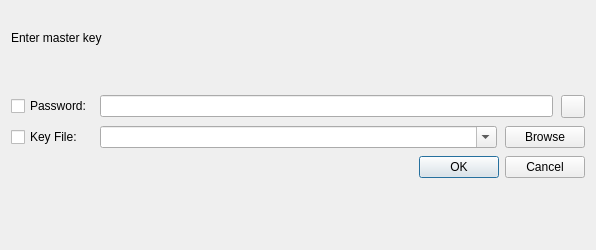
First picture: the form in src/gui/DatabaseOpenWidget.ui, repository keepassxreboot/keepassxc, before the edit.
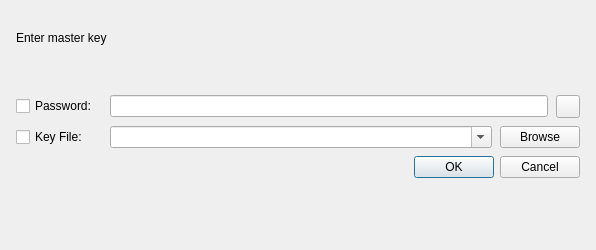
Second picture: the form after the edit. Custom widgets are drawn as their Qt base class.

Commit message: Fix DatabaseOpenWidget alignment on Mac OS X

What changed in the file:
```diff
--- a/src/gui/DatabaseOpenWidget.ui
+++ b/src/gui/DatabaseOpenWidget.ui
@@ -10,7 +10,7 @@
     <height>250</height>
    </rect>
   </property>
-  <layout class="QVBoxLayout" name="verticalLayout" stretch="1,0,0,1,0,0,3">
+  <layout class="QVBoxLayout" name="verticalLayout" stretch="1,0,1,0,0,3">
    <property name="spacing">
     <number>8</number>
    </property>
@@ -28,6 +28,14 @@
     </spacer>
    </item>
    <item>
+    <layout class="QVBoxLayout" name="labelLayout">
+     <property name="leftMargin">
+      <number>5</number>
+     </property>
+     <property name="rightMargin">
+      <number>5</number>
+     </property>
+     <item>
     <widget class="QLabel" name="labelHeadline">
      <property name="text">
       <string>Enter master key</string>
@@ -37,6 +45,8 @@
    <item>
     <widget class="QLabel" name="labelFilename"/>
    </item>
+    </layout>
+   </item>
    <item>
     <spacer name="verticalSpacer_3">
      <property name="orientation">
@@ -52,17 +62,20 @@
    </item>
    <item>
     <layout class="QGridLayout" name="gridLayout">
+     <property name="leftMargin">
+      <number>5</number>
+     </property>
      <property name="verticalSpacing">
       <number>8</number>
      </property>
-     <item row="1" column="0">
+     <item row="1" column="0" alignment="Qt::AlignVCenter">
       <widget class="QCheckBox" name="checkKeyFile">
        <property name="text">
         <string>Key File:</string>
        </property>
       </widget>
      </item>
-     <item row="0" column="0">
+     <item row="0" column="0" alignment="Qt::AlignVCenter">
       <widget class="QCheckBox" name="checkPassword">
        <property name="text">
         <string>Password:</string>
@@ -70,9 +83,18 @@
       </widget>
      </item>
      <item row="1" column="1">
-      <layout class="QHBoxLayout" name="horizontalLayout_2">
+      <layout class="QHBoxLayout" name="keyFileLayout">
+       <property name="leftMargin">
+        <number>5</number>
+       </property>
+       <property name="rightMargin">
+        <number>5</number>
+       </property>
        <item>
         <widget class="QComboBox" name="comboKeyFile">
+         <property name="enabled">
+          <bool>true</bool>
+         </property>
          <property name="sizePolicy">
           <sizepolicy hsizetype="Expanding" vsizetype="Fixed">
            <horstretch>0</horstretch>
@@ -94,7 +116,13 @@
       </layout>
      </item>
      <item row="0" column="1">
-      <layout class="QHBoxLayout" name="horizontalLayout">
+      <layout class="QHBoxLayout" name="passwordLayout">
+       <property name="leftMargin">
+        <number>5</number>
+       </property>
+       <property name="rightMargin">
+        <number>5</number>
+       </property>
        <item>
         <widget class="PasswordEdit" name="editPassword">
          <property name="echoMode">
@@ -114,15 +142,22 @@
     </layout>
    </item>
    <item>
+    <layout class="QHBoxLayout" name="dialogButtonsLayout">
+     <property name="leftMargin">
+      <number>5</number>
+     </property>
+     <property name="rightMargin">
+      <number>5</number>
+     </property>
+     <item alignment="Qt::AlignRight">
     <widget class="QDialogButtonBox" name="buttonBox">
-     <property name="orientation">
-      <enum>Qt::Horizontal</enum>
-     </property>
      <property name="standardButtons">
       <set>QDialogButtonBox::Cancel|QDialogButtonBox::Ok</set>
      </property>
     </widget>
    </item>
+    </layout>
+   </item>
    <item>
     <spacer name="verticalSpacer">
      <property name="orientation">
```
Left out of the diff: 1 changed line with no effect on the pictures. Lines whose indentation alone changed are shown as unchanged. The commit also changes 1 other file.
